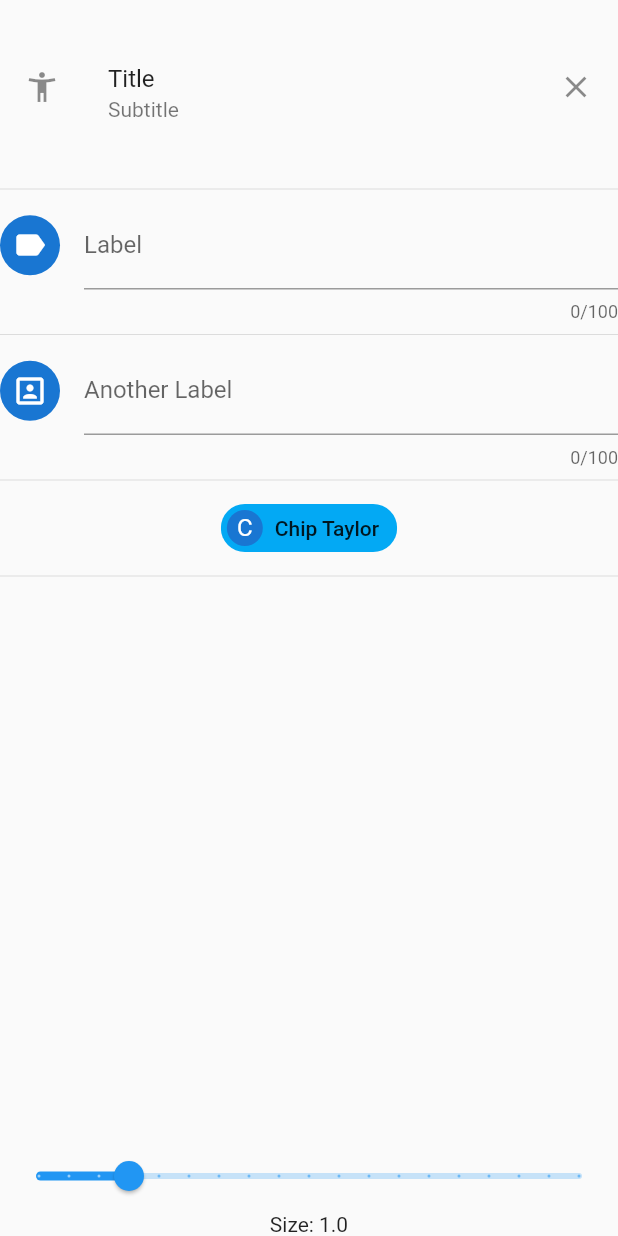
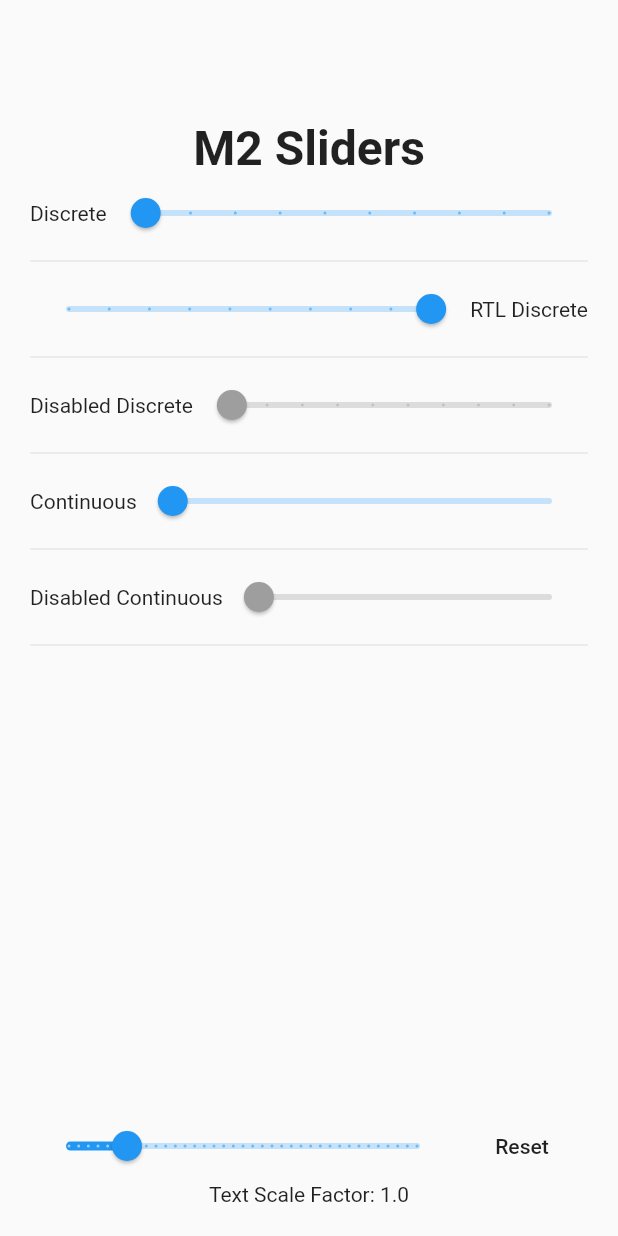
Before and after one commit to gspencergoog/test_widget, a Flutter app: the screen it shows after launch, on a phone screen of 412 x 824 dp. Run offline on Flutter 3.47's test engine with Material 2 defaults, Android fonts, the phone set to English and light mode, and no system bars.

Commit message:
Added separate sliders test

```diff
--- a/lib/list_tile.dart
+++ b/lib/list_tile.dart
@@ -30,6 +30,7 @@ class MyHomePage extends StatefulWidget {
 
 class _MyHomePageState extends State<MyHomePage> {
   double _size = 1.0;
+  double _testValue = 1.0;
   @override
   Widget build(BuildContext context) {
     return new DefaultTextStyle(
--- /dev/null
+++ b/lib/sliders.dart
@@ -0,0 +1,178 @@
+import 'dart:math';
+import 'package:flutter/material.dart';
+import 'package:flutter/rendering.dart';
+
+void main() {
+  runApp(new MyApp());
+}
+
+class MyApp extends StatelessWidget {
+  // This widget is the root of your application.
+  @override
+  Widget build(BuildContext context) {
+    return new MaterialApp(
+      title: 'UnconstrainedBox Test Code',
+      theme: new ThemeData(
+        primarySwatch: Colors.blue,
+      ),
+      home: new MyHomePage(title: 'UnconstrainedBox Test'),
+    );
+  }
+}
+
+class MyHomePage extends StatefulWidget {
+  final String title;
+
+  MyHomePage({Key key, this.title}) : super(key: key);
+
+  @override
+  _MyHomePageState createState() => new _MyHomePageState();
+}
+
+class _MyHomePageState extends State<MyHomePage> {
+  double _size = 1.0;
+  double _testValue = 1.0;
+
+  void _setValue(double value) {
+    setState(() {
+      _testValue = pow(2, value);
+    });
+  }
+
+  double get sliderValue => _testValue > 0.0 ? log(_testValue) / ln2 : 0.0;
+
+  Widget _wrapSlider(String label, Widget slider) {
+    return new Row(
+      crossAxisAlignment: CrossAxisAlignment.center,
+      children: <Widget>[
+        new Center(child: new Text(label)),
+        new Expanded(child: slider),
+//        new Padding(
+//          padding: new EdgeInsets.symmetric(horizontal: 4.0),
+//          child: new ConstrainedBox(
+//            constraints: new BoxConstraints.tight(const Size(30.0, 30.0)),
+//            child: new TextField(
+//              maxLength: 1,
+//              maxLengthEnforced: true,
+//              decoration: new InputDecoration(isDense: true),
+//              onChanged: (String value) {
+//                _setValue(double.parse(value));
+//              },
+//            ),
+//          ),
+//        ),
+      ],
+    );
+  }
+
+  @override
+  Widget build(BuildContext context) {
+    return new DefaultTextStyle(
+      style: new TextStyle(
+          color: Colors.white, fontSize: 14.0, fontFamily: 'Roboto', fontStyle: FontStyle.normal),
+      child: new Material(
+        child: new MediaQuery(
+          data: MediaQuery.of(context).copyWith(textScaleFactor: _size),
+          child: new Padding(
+            padding: new EdgeInsets.all(20.0),
+            child: new Column(
+              mainAxisSize: MainAxisSize.max,
+              children: <Widget>[
+                new Padding(padding: const EdgeInsets.only(top: 60.0)),
+                const Text(
+                  'M2 Sliders',
+                  style: const TextStyle(fontSize: 32.0, fontWeight: FontWeight.bold),
+                ),
+                _wrapSlider(
+                  'Discrete',
+                  new Slider(
+                      label: '$_testValue',
+                      min: 0.0,
+                      max: 18.0,
+                      divisions: 9,
+                      onChanged: _setValue,
+                      value: sliderValue),
+                ),
+                new Divider(),
+                new Directionality(
+                  textDirection: TextDirection.rtl,
+                  child: _wrapSlider(
+                    'RTL Discrete',
+                    new Slider(
+                        label: '$_testValue',
+                        min: 0.0,
+                        max: 18.0,
+                        divisions: 9,
+                        onChanged: _setValue,
+                        value: sliderValue),
+                  ),
+                ),
+                new Divider(),
+                _wrapSlider(
+                  'Disabled Discrete',
+                  new Slider(
+                    label: '0.0',
+                    min: 10.0,
+                    max: 10.0,
+                    divisions: 9,
+                    onChanged: null,
+                    value: 10.0,
+                  ),
+                ),
+                new Divider(),
+                _wrapSlider(
+                  'Continuous',
+                  new Slider(
+                      label: '$_testValue',
+                      min: 0.0,
+                      max: 18.0,
+                      onChanged: _setValue,
+                      value: sliderValue),
+                ),
+                new Divider(),
+                _wrapSlider(
+                  'Disabled Continuous',
+                  new Slider(
+                    label: '0.0',
+                    min: 10.0,
+                    max: 10.0,
+                    onChanged: null,
+                    value: 10.0,
+                  ),
+                ),
+                new Divider(),
+                new Flexible(child: new Container()),
+                new Row(
+                  children: <Widget>[
+                    new Expanded(
+                        child: new Slider(
+                            label: '$_size',
+                            min: 0.25,
+                            max: 9.5 / 2.0,
+                            divisions: 18 * 2,
+                            onChanged: (double value) {
+                              setState(() {
+                                _size = value;
+                              });
+                            },
+                            value: _size)),
+                    new MaterialButton(
+                      onPressed: () {
+                        setState(() {
+                          _size = 1.0;
+                          _testValue = 0.0;
+                        });
+                      },
+                      child: const Text('Reset'),
+                    ),
+                  ],
+                ),
+                new Text("Text Scale Factor: $_size", textScaleFactor: 1.0),
+              ],
+            ),
+          ),
+        ),
+      ),
+    );
+  }
+}
```
